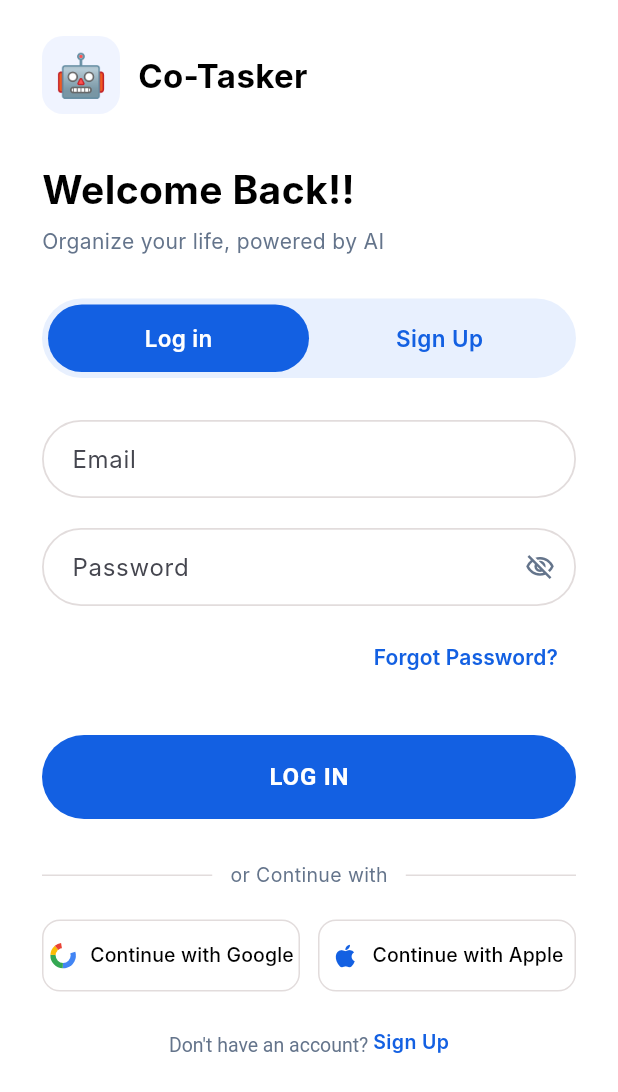
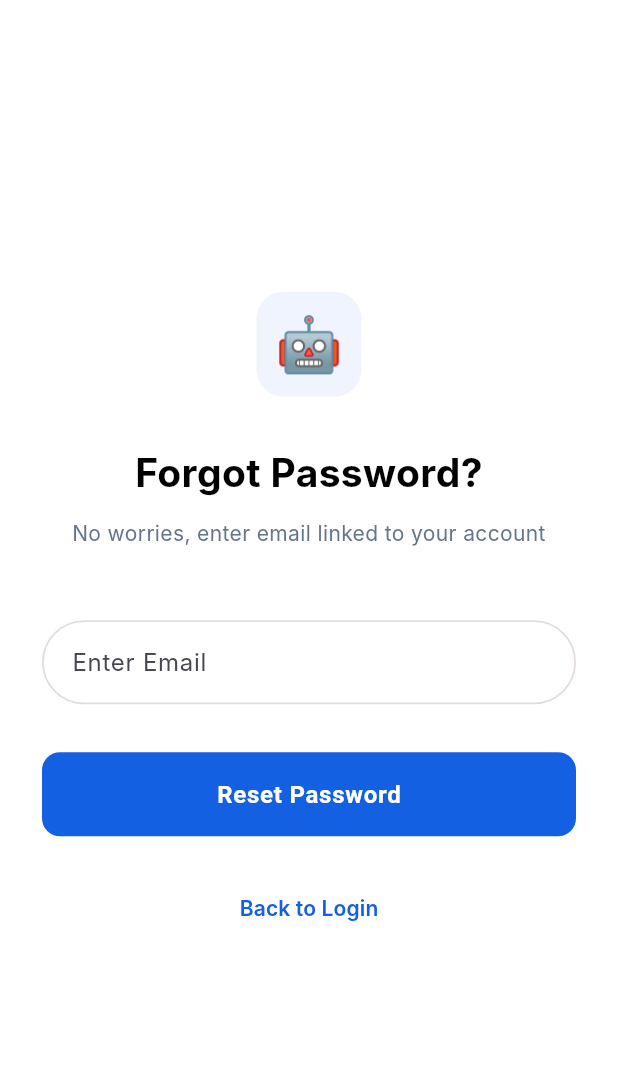
Before and after one commit to rabia5727/Cognify, a Flutter app: the screen it shows after launch, after a tap on "Forgot Password?", on a phone screen of 412 x 824 dp. Shown: the top 1092 px of the screen. Run offline on Flutter 3.47's test engine with Material 3 defaults, Android fonts, the light colour scheme and no system bars; our stand-ins replace confetti, fl_chart, image_picker, shared_preferences; accounts and stored records are empty; Roboto replaces fonts that are missing (Inter).

Commit message:
feat: update auth screens with centered layout and forgot password

```diff
--- a/frontend/lib/screens/auth/auth_screen.dart
+++ b/frontend/lib/screens/auth/auth_screen.dart
@@ -1,4 +1,5 @@
 import 'package:flutter/material.dart';
+import 'package:frontend/widgets/common/auth_components.dart';
 import 'package:provider/provider.dart';
 import '../../services/api_service.dart';
 import '../../services/token_storage.dart';
@@ -6,8 +7,8 @@ import '../../providers/auth_provider.dart';
 import '../../models/user_model.dart';
 import '../../utils/validators.dart';
 import '../../theme/app_theme.dart';
-import '../../widgets/common/auth_components.dart';
 import 'name_screen.dart';
+import 'forgot_password_screen.dart';
 
 class AuthScreen extends StatefulWidget {
   const AuthScreen({super.key});
@@ -139,56 +140,66 @@ class _AuthScreenState extends State<AuthScreen>
         child: SingleChildScrollView(
           padding: const EdgeInsets.symmetric(horizontal: 28, vertical: 24),
           child: Column(
-            crossAxisAlignment: CrossAxisAlignment.start,
+            crossAxisAlignment: CrossAxisAlignment.center,
             children: [
-              Row(
-                children: [
-                  Container(
-                    width: 52,
-                    height: 52,
+              // Robot Icon - Centered
+              Center(
+                child: Container(
+                  width: 70,
+                  height: 70,
                   decoration: BoxDecoration(
-                      borderRadius: BorderRadius.circular(14),
+                    borderRadius: BorderRadius.circular(18),
                     color: const Color(0xFFF0F4FF),
                   ),
                   child: const Center(
-                        child: Text('🤖', style: TextStyle(fontSize: 28))),
+                    child: Text('🤖', style: TextStyle(fontSize: 36)),
                   ),
-                  const SizedBox(width: 12),
-                  const Text('Co-Tasker',
-                      style: TextStyle(
-                          fontSize: 22,
-                          fontWeight: FontWeight.bold,
-                          color: AppColors.darkText)),
-                ],
                 ),
-              const SizedBox(height: 32),
-              const Text('Welcome Back!!',
+              ),
+              const SizedBox(height: 24),
+
+              // Welcome Text - Centered
+              const Center(
+                child: Text('Welcome Back!!',
                     style: TextStyle(
                         fontSize: 26,
                         fontWeight: FontWeight.bold,
                         color: AppColors.darkText)),
-              const SizedBox(height: 6),
-              const Text('Organize your life, powered by AI',
+              ),
+              const SizedBox(height: 8),
+              const Center(
+                child: Text('Organize your life, powered by AI',
                     style: TextStyle(fontSize: 14, color: AppColors.grayText)),
-              const SizedBox(height: 28),
+              ),
+              const SizedBox(height: 32),
+
+              // Tab Bar
               AuthTabBar(isLogin: _isLogin, onToggle: _toggleTab),
               const SizedBox(height: 28),
+
+              // Form
               FadeTransition(
                 opacity: _fadeAnim,
                 child: _isLogin ? _buildLoginForm() : _buildSignUpForm(),
               ),
               const SizedBox(height: 28),
+
+              // Primary Button
               PrimaryButton(
                 label: _isLogin ? 'Log in' : 'Sign Up',
                 onPressed: _handleSubmit,
                 isLoading: _isLoading,
               ),
               const SizedBox(height: 28),
+
+              // Or Divider
               const OrDivider(),
               const SizedBox(height: 20),
-              Row(
-                children: [
-                  SocialButton(
+
+              // Google Button
+              Row(children: [
+                Expanded(
+                  child: SocialButton(
                     label: 'Continue with Google',
                     icon: SizedBox(
                         width: 20,
@@ -196,15 +207,11 @@ class _AuthScreenState extends State<AuthScreen>
                         child: CustomPaint(painter: _GoogleLogoPainter())),
                     onPressed: () {},
                   ),
-                  const SizedBox(width: 12),
-                  SocialButton(
-                    label: 'Continue with Apple',
-                    icon: const Icon(Icons.apple, size: 20),
-                    onPressed: () {},
-                  ),
-                ],
-              ),
+                )
+              ]),
               const SizedBox(height: 24),
+
+              // Toggle Login/Signup
               Center(
                 child: RichText(
                   text: TextSpan(
@@ -243,12 +250,13 @@ class _AuthScreenState extends State<AuthScreen>
     return Form(
       key: _loginFormKey,
       child: Column(
-        crossAxisAlignment: CrossAxisAlignment.start,
+        crossAxisAlignment: CrossAxisAlignment.stretch,
         children: [
           TextFormField(
             controller: _emailController,
             keyboardType: TextInputType.emailAddress,
             validator: Validators.email,
+            textAlign: TextAlign.start,
             decoration: _inputDecoration('Email', 'you@example.com'),
           ),
           const SizedBox(height: 20),
@@ -274,7 +282,13 @@ class _AuthScreenState extends State<AuthScreen>
           Align(
             alignment: Alignment.centerRight,
             child: TextButton(
-              onPressed: () {},
+              onPressed: () {
+                Navigator.push(
+                  context,
+                  MaterialPageRoute(
+                      builder: (_) => const ForgotPasswordScreen()),
+                );
+              },
               child: const Text('Forgot Password?',
                   style: TextStyle(
                       color: AppColors.primaryBlue,
@@ -290,7 +304,7 @@ class _AuthScreenState extends State<AuthScreen>
     return Form(
       key: _signupFormKey,
       child: Column(
-        crossAxisAlignment: CrossAxisAlignment.start,
+        crossAxisAlignment: CrossAxisAlignment.stretch,
         children: [
           TextFormField(
             controller: _emailController,
--- /dev/null
+++ b/frontend/lib/screens/auth/forgot_password_screen.dart
@@ -0,0 +1,239 @@
+import 'package:flutter/material.dart';
+import '../../theme/app_theme.dart';
+import 'auth_screen.dart';
+
+class ForgotPasswordScreen extends StatefulWidget {
+  const ForgotPasswordScreen({super.key});
+
+  @override
+  State<ForgotPasswordScreen> createState() => _ForgotPasswordScreenState();
+}
+
+class _ForgotPasswordScreenState extends State<ForgotPasswordScreen> {
+  final _emailController = TextEditingController();
+  bool _isLoading = false;
+  bool _isEmailSent = false;
+
+  @override
+  void dispose() {
+    _emailController.dispose();
+    super.dispose();
+  }
+
+  Future<void> _handleResetPassword() async {
+    if (_emailController.text.trim().isEmpty) {
+      ScaffoldMessenger.of(context).showSnackBar(
+        const SnackBar(content: Text('Please enter your email')),
+      );
+      return;
+    }
+
+    setState(() => _isLoading = true);
+
+    // Simulate API call
+    await Future.delayed(const Duration(seconds: 1));
+
+    setState(() {
+      _isLoading = false;
+      _isEmailSent = true;
+    });
+  }
+
+  @override
+  Widget build(BuildContext context) {
+    return Scaffold(
+      backgroundColor: Colors.white,
+      body: SafeArea(
+        child: Padding(
+          padding: const EdgeInsets.symmetric(horizontal: 28),
+          child: Column(
+            mainAxisAlignment: MainAxisAlignment.center,
+            crossAxisAlignment: CrossAxisAlignment.center,
+            children: [
+              // Robot/AI Icon (as in login screen)
+              Container(
+                width: 70,
+                height: 70,
+                decoration: BoxDecoration(
+                  borderRadius: BorderRadius.circular(18),
+                  color: const Color(0xFFF0F4FF),
+                ),
+                child: const Center(
+                  child: Text('🤖', style: TextStyle(fontSize: 36)),
+                ),
+              ),
+              const SizedBox(height: 32),
+
+              // Forgot Password Heading
+              const Text(
+                'Forgot Password?',
+                textAlign: TextAlign.center,
+                style: TextStyle(
+                  fontSize: 26,
+                  fontWeight: FontWeight.bold,
+                  color: AppColors.darkText,
+                ),
+              ),
+              const SizedBox(height: 12),
+
+              // Subtitle
+              const Text(
+                'No worries, enter email linked to your account',
+                textAlign: TextAlign.center,
+                style: TextStyle(
+                  fontSize: 14,
+                  color: AppColors.grayText,
+                ),
+              ),
+              const SizedBox(height: 48),
+
+              // Email Input Field
+              TextField(
+                controller: _emailController,
+                enabled: !_isEmailSent,
+                decoration: InputDecoration(
+                  labelText: 'Enter Email',
+                  hintText: 'you@example.com',
+                  border: OutlineInputBorder(
+                    borderRadius: BorderRadius.circular(12),
+                  ),
+                  focusedBorder: OutlineInputBorder(
+                    borderRadius: BorderRadius.circular(12),
+                    borderSide: const BorderSide(
+                      color: AppColors.primaryBlue,
+                      width: 1.5,
+                    ),
+                  ),
+                  contentPadding: const EdgeInsets.symmetric(
+                    horizontal: 16,
+                    vertical: 16,
+                  ),
+                ),
+              ),
+              const SizedBox(height: 32),
+
+              // Reset Password Button
+              if (!_isEmailSent)
+                SizedBox(
+                  width: double.infinity,
+                  child: ElevatedButton(
+                    onPressed: _isLoading ? null : _handleResetPassword,
+                    style: ElevatedButton.styleFrom(
+                      backgroundColor: AppColors.primaryBlue,
+                      foregroundColor: Colors.white,
+                      padding: const EdgeInsets.symmetric(vertical: 16),
+                      shape: RoundedRectangleBorder(
+                        borderRadius: BorderRadius.circular(12),
+                      ),
+                    ),
+                    child: _isLoading
+                        ? const SizedBox(
+                            height: 20,
+                            width: 20,
+                            child: CircularProgressIndicator(
+                              strokeWidth: 2,
+                              color: Colors.white,
+                            ),
+                          )
+                        : const Text(
+                            'Reset Password',
+                            style: TextStyle(
+                              fontSize: 16,
+                              fontWeight: FontWeight.w600,
+                            ),
+                          ),
+                  ),
+                ),
+
+              // Success Message
+              if (_isEmailSent)
+                Column(
+                  children: [
+                    Container(
+                      padding: const EdgeInsets.all(20),
+                      decoration: BoxDecoration(
+                        color: Colors.green.shade50,
+                        borderRadius: BorderRadius.circular(12),
+                      ),
+                      child: Column(
+                        children: [
+                          const Icon(
+                            Icons.check_circle_outline,
+                            color: Colors.green,
+                            size: 48,
+                          ),
+                          const SizedBox(height: 12),
+                          const Text(
+                            'Check Your Email',
+                            style: TextStyle(
+                              fontSize: 18,
+                              fontWeight: FontWeight.bold,
+                              color: Colors.green,
+                            ),
+                          ),
+                          const SizedBox(height: 8),
+                          Text(
+                            'Reset instructions sent to\n${_emailController.text}',
+                            textAlign: TextAlign.center,
+                            style: const TextStyle(
+                              fontSize: 14,
+                              color: Colors.green,
+                            ),
+                          ),
+                        ],
+                      ),
+                    ),
+                    const SizedBox(height: 24),
+                    SizedBox(
+                      width: double.infinity,
+                      child: OutlinedButton(
+                        onPressed: () {
+                          Navigator.pushAndRemoveUntil(
+                            context,
+                            MaterialPageRoute(
+                              builder: (_) => const AuthScreen(),
+                            ),
+                            (route) => false,
+                          );
+                        },
+                        style: OutlinedButton.styleFrom(
+                          padding: const EdgeInsets.symmetric(vertical: 16),
+                          shape: RoundedRectangleBorder(
+                            borderRadius: BorderRadius.circular(12),
+                          ),
+                          side: const BorderSide(color: AppColors.primaryBlue),
+                        ),
+                        child: const Text(
+                          'Back to Login',
+                          style: TextStyle(
+                            color: AppColors.primaryBlue,
+                            fontWeight: FontWeight.w600,
+                          ),
+                        ),
+                      ),
+                    ),
+                  ],
+                ),
+
+              // Back to Login Link (only when no email sent)
+              if (!_isEmailSent)
+                Padding(
+                  padding: const EdgeInsets.only(top: 24),
+                  child: TextButton(
+                    onPressed: () => Navigator.pop(context),
+                    child: const Text(
+                      'Back to Login',
+                      style: TextStyle(
+                        color: AppColors.primaryBlue,
+                        fontWeight: FontWeight.w600,
+                      ),
+                    ),
+                  ),
+                ),
+            ],
+          ),
+        ),
+      ),
+    );
+  }
+}
--- a/frontend/lib/screens/auth/onboarding_screen.dart
+++ b/frontend/lib/screens/auth/onboarding_screen.dart
@@ -2,7 +2,7 @@ import 'package:flutter/material.dart';
 import 'package:flutter/services.dart';
 import '../../theme/app_theme.dart';
 import '../../widgets/common/auth_components.dart';
-import '../dashboard/dashboard_screen.dart';
+
 import 'preference_quiz_screen.dart';
 
 class OnboardingScreen extends StatefulWidget {
--- a/frontend/lib/screens/home_screen.dart
+++ b/frontend/lib/screens/home_screen.dart
@@ -7,8 +7,6 @@
 // ═══════════════════════════════════════════════════════════════════
 
 import 'package:flutter/material.dart';
-import 'package:provider/provider.dart';
-import '../providers/auth_provider.dart';
 import 'dashboard/dashboard_screen.dart';
 import 'analytics/analytics_screen.dart';
 import 'workspace/workspace_screen.dart';
--- a/frontend/lib/screens/settings/profile_screen.dart
+++ b/frontend/lib/screens/settings/profile_screen.dart
@@ -11,11 +11,10 @@ import 'package:flutter/material.dart';
 import 'package:image_picker/image_picker.dart';
 import 'package:provider/provider.dart';
 import 'dart:io';
-import '../../constants/app_constant.dart';
+
 import '../../providers/auth_provider.dart';
 import '../../utils/validators.dart';
 import '../../utils/ui_feedback.dart';
-import '../../widgets/common/app_card.dart';
 import '../../widgets/common/app_header.dart';
 import '../../widgets/layout/section_card.dart';
 import '../../widgets/layout/row_divider.dart';
--- a/frontend/lib/theme/app_theme.dart
+++ b/frontend/lib/theme/app_theme.dart
@@ -90,7 +90,7 @@ class AppTheme {
             elevation: 0,
           ),
         ),
-        bottomAppBarTheme: const BottomAppBarTheme(
+        bottomAppBarTheme: const BottomAppBarThemeData(
           color: Colors.white,
         ),
         switchTheme: SwitchThemeData(
@@ -169,7 +169,7 @@ class AppTheme {
             elevation: 0,
           ),
         ),
-        bottomAppBarTheme: const BottomAppBarTheme(
+        bottomAppBarTheme: const BottomAppBarThemeData(
           color: AppColors.darkSurface,
         ),
         switchTheme: SwitchThemeData(
--- /dev/null
+++ b/frontend/lib/widgets/common_widgets.dart
@@ -0,0 +1 @@
+// TODO Implement this library.
```
Also changed, not shown: frontend/pubspec.lock, 2 other files. Lines whose indentation alone changed are shown as unchanged.
